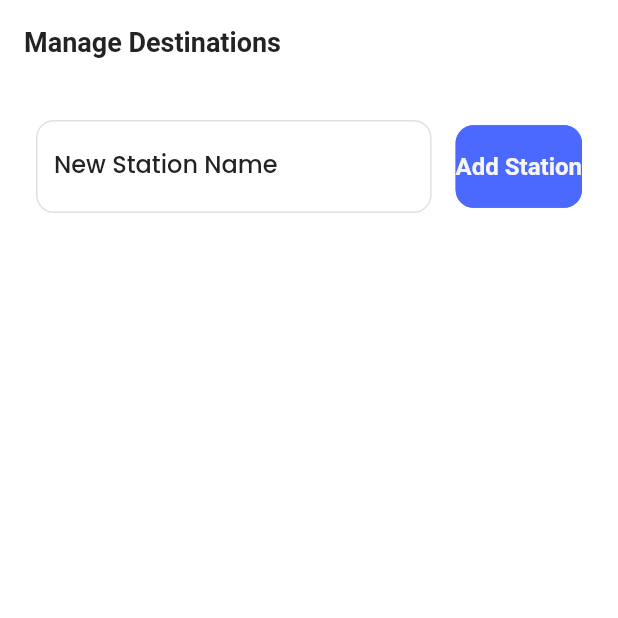
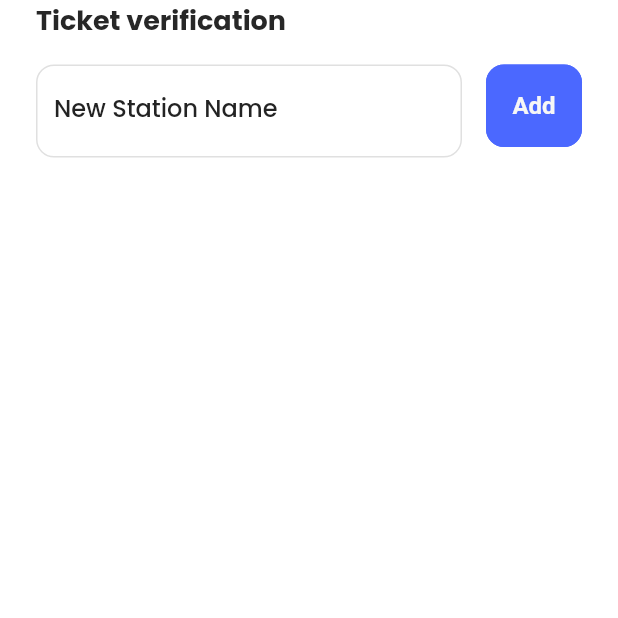
Before and after one commit to benouarAbdou/Train_Ticket_Management, a Flutter app: the DestinationManagementPage screen opened directly, on a phone screen of 412 x 824 dp, the top half of it. Run offline on Flutter 3.47's test engine with Material 3 defaults, Android fonts, the phone set to English and light mode, and no system bars; our stand-ins replace cloud_firestore, connectivity_plus, firebase_auth, firebase_core, flutter_local_notifications, flutter_typeahead and 9 more; accounts and stored records are empty.

Commit message:
Tickets-stations ui improvemnts

```diff
--- a/lib/admin_navigation_menu.dart
+++ b/lib/admin_navigation_menu.dart
@@ -2,7 +2,7 @@ import 'package:flutter/material.dart';
 import 'package:get/get.dart';
 import 'package:iconsax_flutter/iconsax_flutter.dart';
 import 'package:train_app/controllers/FirebaseAdminController.dart';
-import 'package:train_app/pages/admin/RoutesAdminPage.dart';
+import 'package:train_app/pages/admin/routes/RoutesAdminPage.dart';
 import 'package:train_app/pages/admin/TicketVerificationPage.dart';
 import 'package:train_app/pages/admin/destination/DestinationManagementPage.dart';
 import 'package:train_app/pages/admin/train/TrainAdminPage.dart';
@@ -18,6 +18,7 @@ class AdminNavigationMenu extends StatelessWidget {
 
     return Scaffold(
       appBar: AppBar(
+        //backgroundColor: Colors.red,
         title: const Text('Admin Dashboard'),
         actions: [
           IconButton(
--- a/lib/pages/admin/destination/DestinationManagementPage.dart
+++ b/lib/pages/admin/destination/DestinationManagementPage.dart
@@ -81,15 +81,22 @@ class _DestinationManagementPageState extends State<DestinationManagementPage> {
   @override
   Widget build(BuildContext context) {
     return Scaffold(
-      appBar: AppBar(title: const Text('Manage Destinations')),
-      body: Column(
+      body: Padding(
+        padding: const EdgeInsets.symmetric(horizontal: TSizes.defaultSpace),
+        child: Column(
+          crossAxisAlignment: CrossAxisAlignment.stretch,
+
           children: [
+            const Text(
+              'Ticket verification',
+              style: TextStyle(fontSize: 18, fontWeight: FontWeight.bold),
+            ),
+            const SizedBox(height: TSizes.spaceBtwItems),
             // Add New Station Form
-          Padding(
-            padding: const EdgeInsets.all(TSizes.defaultSpace),
-            child: Form(
+            Form(
               key: _formKey,
               child: Row(
+                crossAxisAlignment: CrossAxisAlignment.start,
                 children: [
                   Expanded(
                     child: TextFormField(
@@ -109,10 +116,9 @@ class _DestinationManagementPageState extends State<DestinationManagementPage> {
                   const SizedBox(width: TSizes.spaceBtwItems),
                   ElevatedButton(
                     onPressed: _addNewStation,
-                    child: const Text('Add Station'),
+                    child: const Text('Add'),
                   ),
                 ],
-              ),
               ),
             ),
 
@@ -120,7 +126,9 @@ class _DestinationManagementPageState extends State<DestinationManagementPage> {
             Expanded(
               child: StreamBuilder<QuerySnapshot>(
                 stream:
-                  FirebaseFirestore.instance.collection('stations').snapshots(),
+                    FirebaseFirestore.instance
+                        .collection('stations')
+                        .snapshots(),
                 builder: (context, snapshot) {
                   if (snapshot.hasError) {
                     return Center(child: Text('Error: ${snapshot.error}'));
@@ -131,6 +139,7 @@ class _DestinationManagementPageState extends State<DestinationManagementPage> {
                   }
 
                   return ListView.builder(
+                    padding: EdgeInsets.zero,
                     itemCount: snapshot.data!.docs.length,
                     itemBuilder: (context, index) {
                       final station = snapshot.data!.docs[index];
@@ -161,6 +170,7 @@ class _DestinationManagementPageState extends State<DestinationManagementPage> {
             ),
           ],
         ),
+      ),
     );
   }
 }
--- a/lib/pages/admin/destination/DistanceEditDialogue.dart
+++ b/lib/pages/admin/destination/DistanceEditDialogue.dart
@@ -87,7 +87,7 @@ class _DistanceEditDialogState extends State<DistanceEditDialog> {
                         child: TextFormField(
                           controller: entry.value,
                           decoration: InputDecoration(
-                            labelText: 'Distance to ${entry.key} (km)',
+                            labelText: 'To ${entry.key} (km)',
                             border: const OutlineInputBorder(),
                           ),
                           keyboardType: TextInputType.number,
--- a/pubspec.yaml
+++ b/pubspec.yaml
@@ -50,6 +50,7 @@ dependencies:
   open_file: ^3.3.2
   connectivity_plus: ^6.1.3
   flutter_local_notifications: ^18.0.1
+  toggle_switch: ^2.3.0
 
 dev_dependencies:
   flutter_test:
```
Also changed, not shown: lib/pages/admin/TicketVerificationPage.dart (+6 -2 lines), lib/pages/admin/routes/AddRoutePage.dart (added, +48 -0 lines), lib/pages/admin/routes/EditRoutePage.dart (added, +65 -0 lines), lib/pages/admin/routes/RoutesAdminPage.dart (renamed from lib/pages/admin/RoutesAdminPage.dart, +4 -107 lines), lib/widgets/admin/StationListTile.dart (+20 -5 lines), pubspec.lock. Lines whose indentation alone changed are shown as unchanged.
